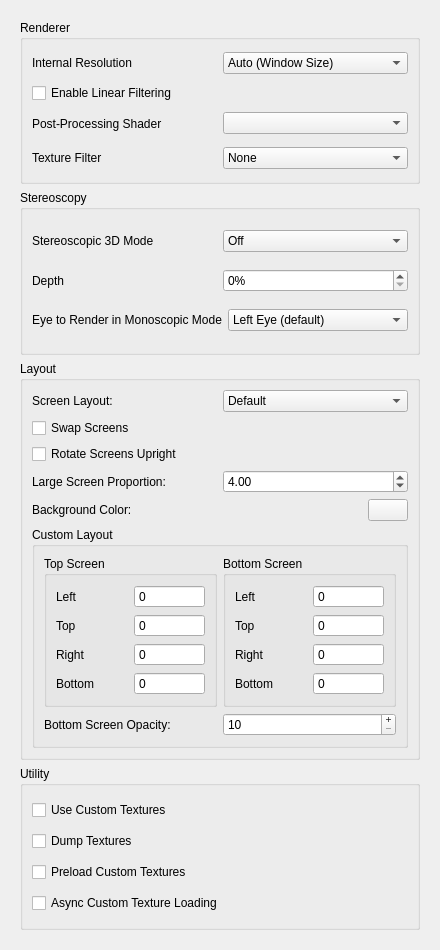
Old version of the form src/citra_qt/configuration/configure_enhancements.ui in the repository yeager/Borked3DS.
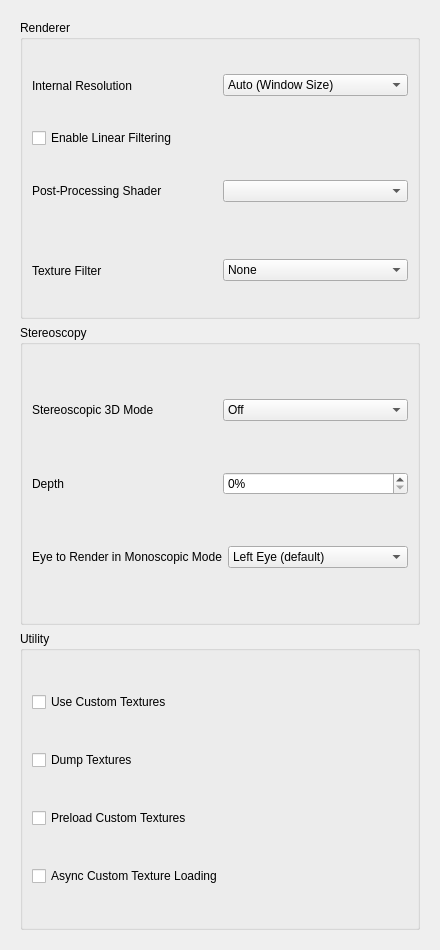
New version of the form.

Commit message: citra_qt: move Layout section to its own tab called Screens

The edit to the form file:
```diff
--- a/src/citra_qt/configuration/configure_enhancements.ui
+++ b/src/citra_qt/configuration/configure_enhancements.ui
@@ -335,364 +335,6 @@
          </layout>
         </widget>
        </item>
-       <item>
-        <widget class="QGroupBox" name="layout_group">
-         <property name="title">
-          <string>Layout</string>
-         </property>
-         <layout class="QVBoxLayout" name="verticalLayout_3">
-          <item>
-           <widget class="QWidget" name="widget_layout" native="true">
-            <layout class="QHBoxLayout" name="screen_layout_group">
-             <property name="leftMargin">
-              <number>0</number>
-             </property>
-             <property name="topMargin">
-              <number>0</number>
-             </property>
-             <property name="rightMargin">
-              <number>0</number>
-             </property>
-             <property name="bottomMargin">
-              <number>0</number>
-             </property>
-             <item>
-              <widget class="QLabel" name="layout_label">
-               <property name="text">
-                <string>Screen Layout:</string>
-               </property>
-              </widget>
-             </item>
-             <item>
-              <widget class="QComboBox" name="layout_combobox">
-               <item>
-                <property name="text">
-                 <string>Default</string>
-                </property>
-               </item>
-               <item>
-                <property name="text">
-                 <string>Single Screen</string>
-                </property>
-               </item>
-               <item>
-                <property name="text">
-                 <string>Large Screen</string>
-                </property>
-               </item>
-               <item>
-                <property name="text">
-                 <string>Side by Side</string>
-                </property>
-               </item>
-               <item>
-                <property name="text">
-                 <string>Separate Windows</string>
-                </property>
-               </item>
-               <item>
-                <property name="text">
-                 <string>Custom Layout</string>
-                </property>
-               </item>
-              </widget>
-             </item>
-            </layout>
-           </widget>
-          </item>
-          <item>
-           <widget class="QCheckBox" name="toggle_swap_screen">
-            <property name="text">
-             <string>Swap Screens</string>
-            </property>
-           </widget>
-          </item>
-          <item>
-           <widget class="QCheckBox" name="toggle_upright_screen">
-            <property name="text">
-             <string>Rotate Screens Upright</string>
-            </property>
-           </widget>
-          </item>
-          <item>
-           <widget class="QWidget" name="widget" native="true">
-            <layout class="QHBoxLayout" name="proportion_layout">
-             <property name="leftMargin">
-              <number>0</number>
-             </property>
-             <property name="topMargin">
-              <number>0</number>
-             </property>
-             <property name="rightMargin">
-              <number>0</number>
-             </property>
-             <property name="bottomMargin">
-              <number>0</number>
-             </property>
-             <item>
-              <widget class="QLabel" name="label_3">
-               <property name="text">
-                <string>Large Screen Proportion:</string>
-               </property>
-              </widget>
-             </item>
-             <item>
-              <widget class="QDoubleSpinBox" name="large_screen_proportion">
-               <property name="minimum">
-                <double>1.000000000000000</double>
-               </property>
-               <property name="maximum">
-                <double>16.000000000000000</double>
-               </property>
-               <property name="value">
-                <double>4.000000000000000</double>
-               </property>
-              </widget>
-             </item>
-            </layout>
-           </widget>
-          </item>
-          <item>
-           <widget class="QWidget" name="bg_color_group" native="true">
-            <layout class="QHBoxLayout" name="bg_color_group_2">
-             <property name="leftMargin">
-              <number>0</number>
-             </property>
-             <property name="topMargin">
-              <number>0</number>
-             </property>
-             <property name="rightMargin">
-              <number>0</number>
-             </property>
-             <property name="bottomMargin">
-              <number>0</number>
-             </property>
-             <item>
-              <widget class="QLabel" name="bg_label">
-               <property name="text">
-                <string>Background Color:</string>
-               </property>
-              </widget>
-             </item>
-             <item>
-              <widget class="QPushButton" name="bg_button">
-               <property name="maximumSize">
-                <size>
-                 <width>40</width>
-                 <height>16777215</height>
-                </size>
-               </property>
-              </widget>
-             </item>
-            </layout>
-           </widget>
-          </item>
-          <item>
-           <widget class="QGroupBox" name="custom_layout_group">
-            <property name="minimumSize">
-             <size>
-              <width>0</width>
-              <height>0</height>
-             </size>
-            </property>
-            <property name="title">
-             <string>Custom Layout</string>
-            </property>
-            <layout class="QVBoxLayout" name="verticalLayout_5">
-             <item>
-              <layout class="QHBoxLayout" name="horizontalLayout_4">
-               <item>
-                <widget class="QGroupBox" name="gb_top_screen">
-                 <property name="title">
-                  <string>Top Screen</string>
-                 </property>
-                 <layout class="QGridLayout" name="gridLayout_2">
-                  <item row="0" column="0">
-                   <widget class="QLabel" name="lb_top_left">
-                    <property name="text">
-                     <string>Left</string>
-                    </property>
-                   </widget>
-                  </item>
-                  <item row="0" column="1">
-                   <widget class="QSpinBox" name="custom_top_left">
-                    <property name="buttonSymbols">
-                     <enum>QAbstractSpinBox::NoButtons</enum>
-                    </property>
-                    <property name="maximum">
-                     <number>2147483647</number>
-                    </property>
-                   </widget>
-                  </item>
-                  <item row="1" column="0">
-                   <widget class="QLabel" name="lb_top_top">
-                    <property name="text">
-                     <string>Top</string>
-                    </property>
-                   </widget>
-                  </item>
-                  <item row="1" column="1">
-                   <widget class="QSpinBox" name="custom_top_top">
-                    <property name="buttonSymbols">
-                     <enum>QAbstractSpinBox::NoButtons</enum>
-                    </property>
-                    <property name="maximum">
-                     <number>2147483647</number>
-                    </property>
-                   </widget>
-                  </item>
-                  <item row="2" column="0">
-                   <widget class="QLabel" name="lb_top_right">
-                    <property name="text">
-                     <string>Right</string>
-                    </property>
-                   </widget>
-                  </item>
-                  <item row="2" column="1">
-                   <widget class="QSpinBox" name="custom_top_right">
-                    <property name="buttonSymbols">
-                     <enum>QAbstractSpinBox::NoButtons</enum>
-                    </property>
-                    <property name="maximum">
-                     <number>2147483647</number>
-                    </property>
-                   </widget>
-                  </item>
-                  <item row="3" column="0">
-                   <widget class="QLabel" name="lb_top_bottom">
-                    <property name="text">
-                     <string>Bottom</string>
-                    </property>
-                   </widget>
-                  </item>
-                  <item row="3" column="1">
-                   <widget class="QSpinBox" name="custom_top_bottom">
-                    <property name="buttonSymbols">
-                     <enum>QAbstractSpinBox::NoButtons</enum>
-                    </property>
-                    <property name="maximum">
-                     <number>2147483647</number>
-                    </property>
-                   </widget>
-                  </item>
-                 </layout>
-                </widget>
-               </item>
-               <item>
-                <widget class="QGroupBox" name="gb_bottom_screen">
-                 <property name="minimumSize">
-                  <size>
-                   <width>0</width>
-                   <height>0</height>
-                  </size>
-                 </property>
-                 <property name="title">
-                  <string>Bottom Screen</string>
-                 </property>
-                 <layout class="QGridLayout" name="gridLayout">
-                  <item row="0" column="0">
-                   <widget class="QLabel" name="lb_bottom_left">
-                    <property name="text">
-                     <string>Left</string>
-                    </property>
-                   </widget>
-                  </item>
-                  <item row="0" column="1">
-                   <widget class="QSpinBox" name="custom_bottom_left">
-                    <property name="buttonSymbols">
-                     <enum>QAbstractSpinBox::NoButtons</enum>
-                    </property>
-                    <property name="maximum">
-                     <number>2147483647</number>
-                    </property>
-                   </widget>
-                  </item>
-                  <item row="1" column="0">
-                   <widget class="QLabel" name="lb_bottom_top">
-                    <property name="text">
-                     <string>Top</string>
-                    </property>
-                   </widget>
-                  </item>
-                  <item row="1" column="1">
-                   <widget class="QSpinBox" name="custom_bottom_top">
-                    <property name="buttonSymbols">
-                     <enum>QAbstractSpinBox::NoButtons</enum>
-                    </property>
-                    <property name="maximum">
-                     <number>2147483647</number>
-                    </property>
-                   </widget>
-                  </item>
-                  <item row="2" column="0">
-                   <widget class="QLabel" name="lb_bottom_right">
-                    <property name="text">
-                     <string>Right</string>
-                    </property>
-                   </widget>
-                  </item>
-                  <item row="2" column="1">
-                   <widget class="QSpinBox" name="custom_bottom_right">
-                    <property name="buttonSymbols">
-                     <enum>QAbstractSpinBox::NoButtons</enum>
-                    </property>
-                    <property name="maximum">
-                     <number>2147483647</number>
-                    </property>
-                   </widget>
-                  </item>
-                  <item row="3" column="0">
-                   <widget class="QLabel" name="lb_bottom_bottom">
-                    <property name="text">
-                     <string>Bottom</string>
-                    </property>
-                   </widget>
-                  </item>
-                  <item row="3" column="1">
-                   <widget class="QSpinBox" name="custom_bottom_bottom">
-                    <property name="buttonSymbols">
-                     <enum>QAbstractSpinBox::NoButtons</enum>
-                    </property>
-                    <property name="maximum">
-                     <number>2147483647</number>
-                    </property>
-                   </widget>
-                  </item>
-                 </layout>
-                </widget>
-               </item>
-              </layout>
-             </item>
-             <item>
-              <layout class="QHBoxLayout" name="horizontalLayout_2">
-               <item>
-                <widget class="QLabel" name="lb_opacity_second_layer">
-                 <property name="text">
-                  <string>Bottom Screen Opacity:</string>
-                 </property>
-                </widget>
-               </item>
-               <item>
-                <widget class="QSpinBox" name="custom_second_layer_opacity">
-                 <property name="buttonSymbols">
-                  <enum>QAbstractSpinBox::PlusMinus</enum>
-                 </property>
-                 <property name="minimum">
-                  <number>10</number>
-                 </property>
-                 <property name="maximum">
-                  <number>100</number>
-                 </property>
-                </widget>
-               </item>
-              </layout>
-             </item>
-            </layout>
-           </widget>
-          </item>
-         </layout>
-        </widget>
-       </item>
        <item>
         <widget class="QGroupBox" name="utilityBox">
          <property name="title">
```
Left out of the diff: 5 changed lines with no effect on the pictures. The commit also changes 7 other files.
